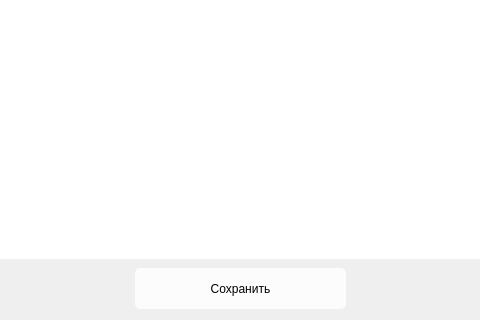
This is gui/ui/prompt.ui in kyrvvwfzhy-code/innovation_proposal_checking as Qt 5 draws it before an edit; both pictures show x 85 to 565 and y 122 to 442 of the 661 by 442 pixel window. The edited form follows.
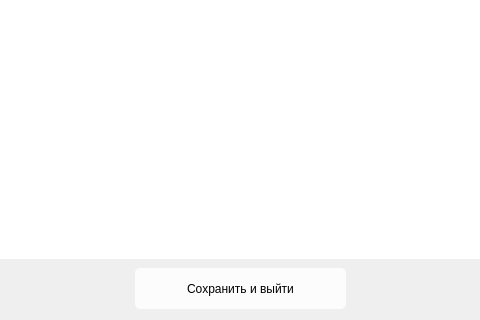
This is the edited form.

Diff of the .ui file:
```diff
--- a/gui/ui/prompt.ui
+++ b/gui/ui/prompt.ui
@@ -76,7 +76,7 @@
     </rect>
    </property>
    <property name="text">
-    <string>Сохранить</string>
+    <string>Сохранить и выйти</string>
    </property>
   </widget>
  </widget>
```
Left out of the diff: 2 changed lines with no effect on the pictures.
